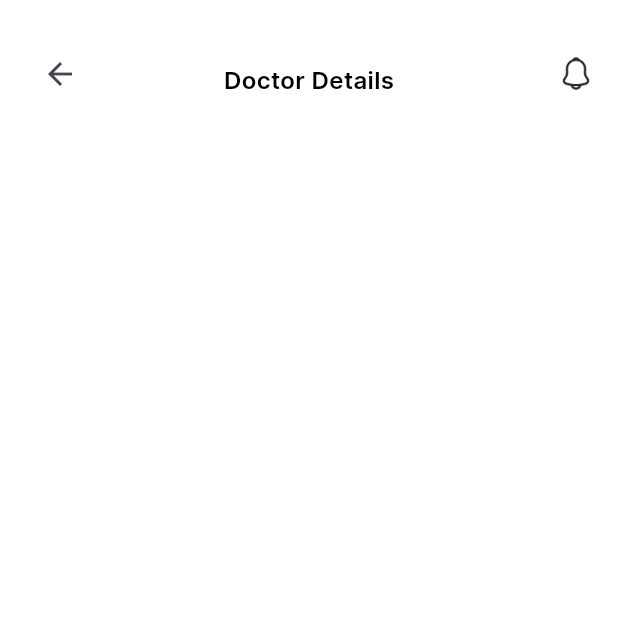
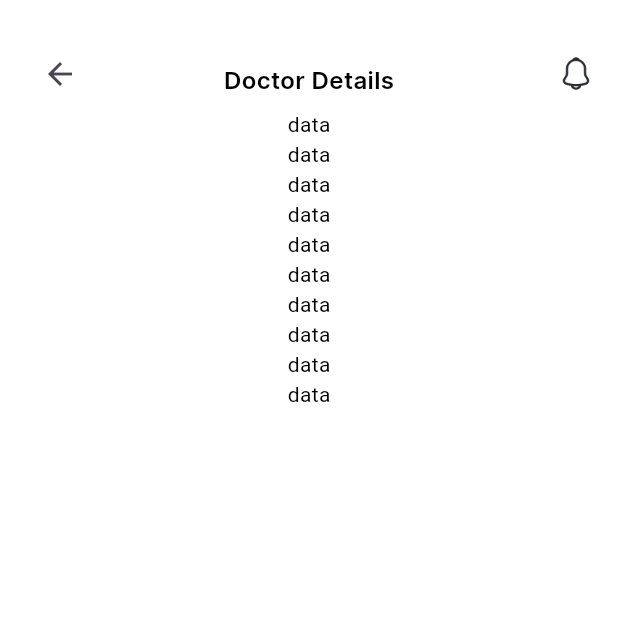
Before and after one commit to SametKu/hero_games_case, a Flutter app: the screen it shows after launch, on a phone screen of 412 x 824 dp, the top half of it. Run offline on Flutter 3.47's test engine with Material 3 defaults, Android fonts, the light colour scheme and no system bars; our stand-ins replace get, mobx, page_transition; generated files the repository leaves out were written again.

Commit message:
basedesign_body

```diff
--- a/lib/main.dart
+++ b/lib/main.dart
@@ -33,7 +33,6 @@ class _MyAppState extends State<MyApp> {
         colorScheme: ColorScheme.fromSeed(seedColor: Colors.deepPurple),
         useMaterial3: true,
       ),
-      //home: const LoginView(),
       onGenerateRoute: NavigationRoute().generateRoute,
       navigatorKey: AppSettings.instance.navigatorKey,
     );
--- a/lib/product/init/navigation/navigation_manager.dart
+++ b/lib/product/init/navigation/navigation_manager.dart
@@ -16,7 +16,7 @@ class NavigationService implements INavigationService {
     var exPage = AppSettings.instance.currentPage;
     AppSettings.instance.pageStackCount += 1;
     AppSettings.instance.currentPage = path;
-    AppSettings.instance.navigatorKey.currentState
+    return await AppSettings.instance.navigatorKey.currentState
         ?.pushNamed(path, arguments: data)
         .then((value) {
       AppSettings.instance.currentPage = exPage;
@@ -24,6 +24,5 @@ class NavigationService implements INavigationService {
       if (poppedBack != null) poppedBack();
       return value;
     });
-    return null;
   }
 }
--- a/lib/views/doctor_detail/view/doctor_detail_view.dart
+++ b/lib/views/doctor_detail/view/doctor_detail_view.dart
@@ -19,6 +19,9 @@ class _DoctorDetailState extends State<DoctorDetail> {
       },
       midTitle: 'SAMET',
       noBackBtn: false,
+      child: const Column(
+        children: [],
+      ),
     );
   }
 }
--- a/lib/views/login/view/login_view.dart
+++ b/lib/views/login/view/login_view.dart
@@ -25,6 +25,15 @@ class _LoginViewState extends State<LoginView> {
       backBtnPressed: () {
         NavigationEnums.doctorDetail.navigeToPage();
       },
+      child: Column(
+        children: [
+          for (int i = 0; i < 10; i++)
+            const Text(
+              "data",
+              style: TextStyle(color: Colors.black),
+            )
+        ],
+      ),
     );
   }
 }
--- a/lib/views/widgets/custom_page_design.dart
+++ b/lib/views/widgets/custom_page_design.dart
@@ -9,12 +9,14 @@ class BaseDesign extends StatelessWidget {
       this.noBackBtn = false,
       this.topPadding = 20,
       this.backBtnPressed,
-      this.padding});
+      this.padding,
+      required this.child});
   final Color? backgroundColor;
   final Widget? topRightIcon;
   final String? midTitle;
   final bool noBackBtn;
   final double topPadding;
+  final Widget child;
   final EdgeInsetsGeometry? padding;
   final Function()? backBtnPressed;
 
@@ -67,7 +69,8 @@ class BaseDesign extends StatelessWidget {
                 ],
               ),
             ),
-          )
+          ),
+          child
         ],
       ),
     );
```
